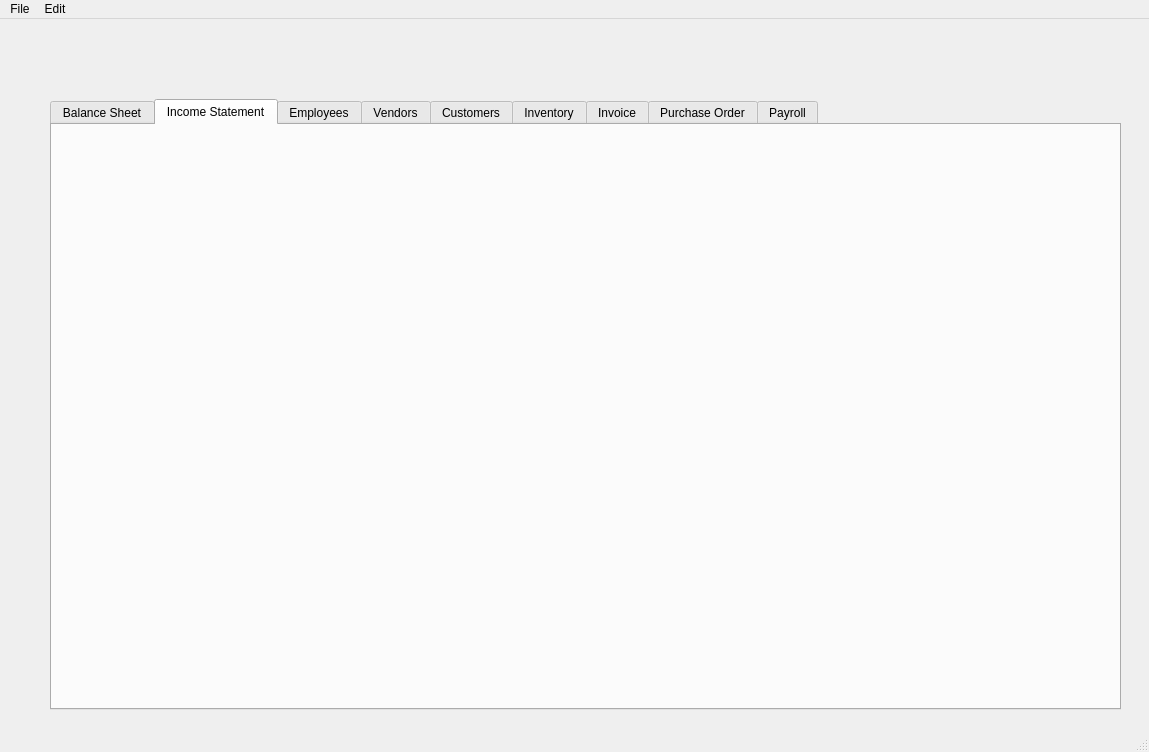
Above: FinTrackerPython/src/UserInterfaces/homeWindow.ui from david0x00/fin-tracker before the change. Below: the same form after it.
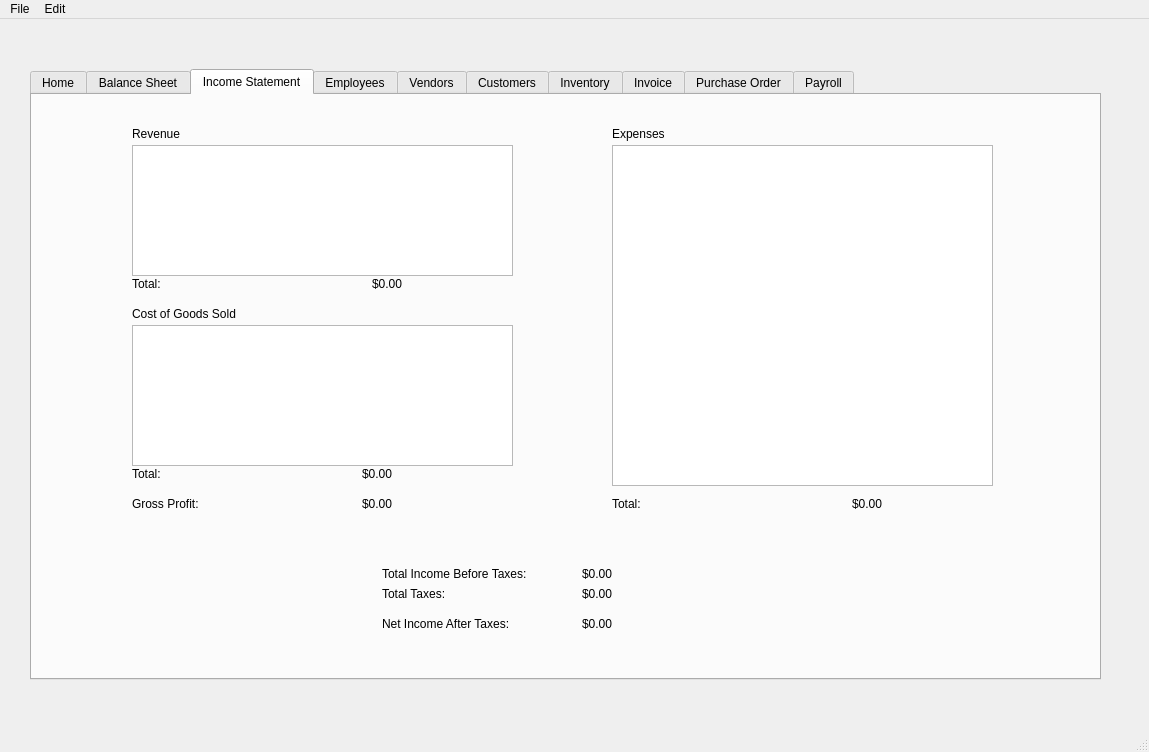
That is the form after the change. The open tabs and pages were chosen to show the change.

Commit message: added balance sheet and income statement

What changed in the file:
```diff
--- a/FinTrackerPython/src/UserInterfaces/homeWindow.ui
+++ b/FinTrackerPython/src/UserInterfaces/homeWindow.ui
@@ -17,8 +17,8 @@
    <widget class="QTabWidget" name="tabWidget">
     <property name="geometry">
      <rect>
-      <x>50</x>
-      <y>80</y>
+      <x>30</x>
+      <y>50</y>
       <width>1071</width>
       <height>611</height>
      </rect>
@@ -26,6 +26,50 @@
     <property name="currentIndex">
      <number>6</number>
     </property>
+    <widget class="QWidget" name="tab_10">
+     <attribute name="title">
+      <string>Home</string>
+     </attribute>
+     <widget class="QPushButton" name="sale_home_btn">
+      <property name="geometry">
+       <rect>
+        <x>110</x>
+        <y>90</y>
+        <width>121</width>
+        <height>25</height>
+       </rect>
+      </property>
+      <property name="text">
+       <string>Enter Sale</string>
+      </property>
+     </widget>
+     <widget class="QPushButton" name="purchase_inv_home_btn">
+      <property name="geometry">
+       <rect>
+        <x>110</x>
+        <y>180</y>
+        <width>161</width>
+        <height>25</height>
+       </rect>
+      </property>
+      <property name="text">
+       <string>Purchase Inventory</string>
+      </property>
+     </widget>
+     <widget class="QPushButton" name="payroll_home_btn">
+      <property name="geometry">
+       <rect>
+        <x>110</x>
+        <y>280</y>
+        <width>161</width>
+        <height>25</height>
+       </rect>
+      </property>
+      <property name="text">
+       <string>Payroll</string>
+      </property>
+     </widget>
+    </widget>
     <widget class="QWidget" name="tab">
      <attribute name="title">
       <string>Balance Sheet</string>
@@ -161,7 +205,7 @@
        <string>Net worth</string>
       </property>
      </widget>
-     <widget class="QLabel" name="label_8">
+     <widget class="QLabel" name="assets_label">
       <property name="geometry">
        <rect>
         <x>530</x>
@@ -174,7 +218,7 @@
        <string>$0.00</string>
       </property>
      </widget>
-     <widget class="QLabel" name="label_11">
+     <widget class="QLabel" name="net_worth_label">
       <property name="geometry">
        <rect>
         <x>530</x>
@@ -187,7 +231,7 @@
        <string>$0.00</string>
       </property>
      </widget>
-     <widget class="QLabel" name="label_12">
+     <widget class="QLabel" name="liabilities_label">
       <property name="geometry">
        <rect>
         <x>530</x>
@@ -200,7 +244,7 @@
        <string>$0.00</string>
       </property>
      </widget>
-     <widget class="QLabel" name="label_9">
+     <widget class="QLabel" name="current_assets_label">
       <property name="geometry">
        <rect>
         <x>210</x>
@@ -213,7 +257,7 @@
        <string>$0.00</string>
       </property>
      </widget>
-     <widget class="QLabel" name="label_10">
+     <widget class="QLabel" name="fixed_assets_label">
       <property name="geometry">
        <rect>
         <x>190</x>
@@ -239,7 +283,7 @@
        <string>$0.00</string>
       </property>
      </widget>
-     <widget class="QLabel" name="label_14">
+     <widget class="QLabel" name="lt_liabilities_label">
       <property name="geometry">
        <rect>
         <x>810</x>
@@ -257,6 +301,257 @@
      <attribute name="title">
       <string>Income Statement</string>
      </attribute>
+     <widget class="QTableWidget" name="revenue_table">
+      <property name="geometry">
+       <rect>
+        <x>100</x>
+        <y>50</y>
+        <width>381</width>
+        <height>131</height>
+       </rect>
+      </property>
+     </widget>
+     <widget class="QTableWidget" name="cogs_table">
+      <property name="geometry">
+       <rect>
+        <x>100</x>
+        <y>230</y>
+        <width>381</width>
+        <height>141</height>
+       </rect>
+      </property>
+     </widget>
+     <widget class="QTableWidget" name="expenses_table">
+      <property name="geometry">
+       <rect>
+        <x>580</x>
+        <y>50</y>
+        <width>381</width>
+        <height>341</height>
+       </rect>
+      </property>
+     </widget>
+     <widget class="QLabel" name="label_8">
+      <property name="geometry">
+       <rect>
+        <x>100</x>
+        <y>30</y>
+        <width>67</width>
+        <height>17</height>
+       </rect>
+      </property>
+      <property name="text">
+       <string>Revenue</string>
+      </property>
+     </widget>
+     <widget class="QLabel" name="label_9">
+      <property name="geometry">
+       <rect>
+        <x>100</x>
+        <y>210</y>
+        <width>141</width>
+        <height>17</height>
+       </rect>
+      </property>
+      <property name="text">
+       <string>Cost of Goods Sold</string>
+      </property>
+     </widget>
+     <widget class="QLabel" name="label_10">
+      <property name="geometry">
+       <rect>
+        <x>100</x>
+        <y>180</y>
+        <width>141</width>
+        <height>17</height>
+       </rect>
+      </property>
+      <property name="text">
+       <string>Total:</string>
+      </property>
+     </widget>
+     <widget class="QLabel" name="label_11">
+      <property name="geometry">
+       <rect>
+        <x>100</x>
+        <y>370</y>
+        <width>141</width>
+        <height>17</height>
+       </rect>
+      </property>
+      <property name="text">
+       <string>Total:</string>
+      </property>
+     </widget>
+     <widget class="QLabel" name="revenue_label">
+      <property name="geometry">
+       <rect>
+        <x>340</x>
+        <y>180</y>
+        <width>141</width>
+        <height>17</height>
+       </rect>
+      </property>
+      <property name="text">
+       <string>$0.00</string>
+      </property>
+     </widget>
+     <widget class="QLabel" name="cogs_label">
+      <property name="geometry">
+       <rect>
+        <x>330</x>
+        <y>370</y>
+        <width>141</width>
+        <height>17</height>
+       </rect>
+      </property>
+      <property name="text">
+       <string>$0.00</string>
+      </property>
+     </widget>
+     <widget class="QLabel" name="label_14">
+      <property name="geometry">
+       <rect>
+        <x>580</x>
+        <y>30</y>
+        <width>81</width>
+        <height>17</height>
+       </rect>
+      </property>
+      <property name="text">
+       <string>Expenses</string>
+      </property>
+     </widget>
+     <widget class="QLabel" name="label_15">
+      <property name="geometry">
+       <rect>
+        <x>580</x>
+        <y>400</y>
+        <width>141</width>
+        <height>17</height>
+       </rect>
+      </property>
+      <property name="text">
+       <string>Total:</string>
+      </property>
+     </widget>
+     <widget class="QLabel" name="expenses_label">
+      <property name="geometry">
+       <rect>
+        <x>820</x>
+        <y>400</y>
+        <width>141</width>
+        <height>17</height>
+       </rect>
+      </property>
+      <property name="text">
+       <string>$0.00</string>
+      </property>
+     </widget>
+     <widget class="QLabel" name="label_17">
+      <property name="geometry">
+       <rect>
+        <x>350</x>
+        <y>470</y>
+        <width>191</width>
+        <height>17</height>
+       </rect>
+      </property>
+      <property name="text">
+       <string>Total Income Before Taxes:</string>
+      </property>
+     </widget>
+     <widget class="QLabel" name="tax_rate_label">
+      <property name="geometry">
+       <rect>
+        <x>350</x>
+        <y>490</y>
+        <width>191</width>
+        <height>17</height>
+       </rect>
+      </property>
+      <property name="text">
+       <string>Total Taxes:</string>
+      </property>
+     </widget>
+     <widget class="QLabel" name="pre_tax_income_label">
+      <property name="geometry">
+       <rect>
+        <x>550</x>
+        <y>470</y>
+        <width>141</width>
+        <height>17</height>
+       </rect>
+      </property>
+      <property name="text">
+       <string>$0.00</string>
+      </property>
+     </widget>
+     <widget class="QLabel" name="total_taxes_label">
+      <property name="geometry">
+       <rect>
+        <x>550</x>
+        <y>490</y>
+        <width>141</width>
+        <height>17</height>
+       </rect>
+      </property>
+      <property name="text">
+       <string>$0.00</string>
+      </property>
+     </widget>
+     <widget class="QLabel" name="label_18">
+      <property name="geometry">
+       <rect>
+        <x>350</x>
+        <y>520</y>
+        <width>191</width>
+        <height>17</height>
+       </rect>
+      </property>
+      <property name="text">
+       <string>Net Income After Taxes:</string>
+      </property>
+     </widget>
+     <widget class="QLabel" name="post_tax_income_label">
+      <property name="geometry">
+       <rect>
+        <x>550</x>
+        <y>520</y>
+        <width>141</width>
+        <height>17</height>
+       </rect>
+      </property>
+      <property name="text">
+       <string>$0.00</string>
+      </property>
+     </widget>
+     <widget class="QLabel" name="label_12">
+      <property name="geometry">
+       <rect>
+        <x>100</x>
+        <y>400</y>
+        <width>141</width>
+        <height>17</height>
+       </rect>
+      </property>
+      <property name="text">
+       <string>Gross Profit:</string>
+      </property>
+     </widget>
+     <widget class="QLabel" name="gross_profit_label">
+      <property name="geometry">
+       <rect>
+        <x>330</x>
+        <y>400</y>
+        <width>141</width>
+        <height>17</height>
+       </rect>
+      </property>
+      <property name="text">
+       <string>$0.00</string>
+      </property>
+     </widget>
     </widget>
     <widget class="QWidget" name="tab_3">
      <attribute name="title">
```
Left out of the diff: 34 changed lines with no effect on the pictures. The commit also changes 10 other files.
